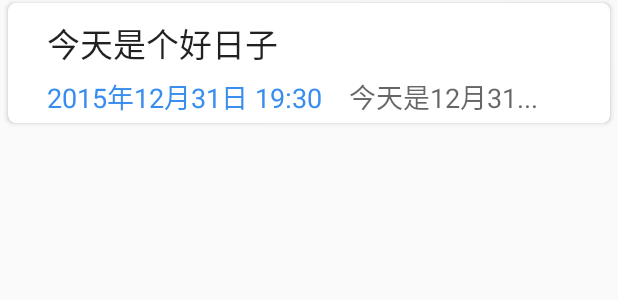
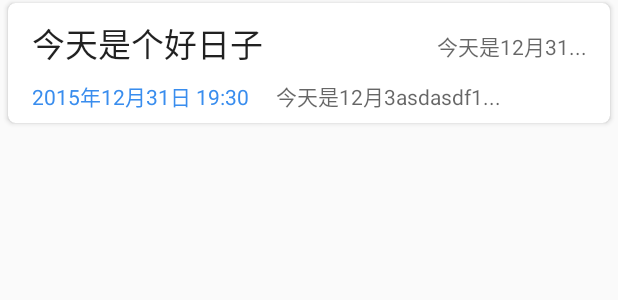
Before and after one commit to junerver/CloudNote, an Android app: the layout item_note.xml on its own in the app's theme, with its tools: preview values and no code run, on a phone screen of 412 x 824 dp. Shown: the top 300 px of the screen. Run offline under Robolectric (Android 15) with nearby library versions, the phone set to English and light mode, and no system bars.

```diff
--- a/app/src/main/java/com/junerver/cloudnote/adapter/NoteViewBinder.kt
+++ b/app/src/main/java/com/junerver/cloudnote/adapter/NoteViewBinder.kt
@@ -37,6 +37,7 @@ class NoteViewBinder : ItemViewBinder<NoteEntity,NoteViewBinder.ViewHolder>() {
         val tvTitle: TextView = itemView.findViewById(R.id.tvTitle)
         val tvDate: TextView = itemView.findViewById(R.id.tvDate)
         val tvSummary: TextView = itemView.findViewById(R.id.tvSummary)
+        val tvCreateTime: TextView = itemView.findViewById(R.id.tvCreateTime)
     }
 
     override fun onBindViewHolder(holder: ViewHolder, item: NoteEntity) {
@@ -46,7 +47,7 @@ class NoteViewBinder : ItemViewBinder<NoteEntity,NoteViewBinder.ViewHolder>() {
             XLog.d("点击事件：\n${item}")
             it.context.startActivity(showIntent)
         }
-        holder.cardview.setOnLongClickListener { it->
+        holder.cardview.setOnLongClickListener {
             if (longClickListener != null) {
                 longClickListener?.let { it1 -> it1(item) }
             }
@@ -55,6 +56,7 @@ class NoteViewBinder : ItemViewBinder<NoteEntity,NoteViewBinder.ViewHolder>() {
         holder.tvTitle.text = item.title
         holder.tvDate.text = (item.updatedTime*1000).formatToTimeString()
         holder.tvSummary.text = item.summary
+        holder.tvCreateTime.text = (item.createdTime*1000).formatToTimeString()
     }
 
     override fun onCreateViewHolder(inflater: LayoutInflater, parent: ViewGroup): ViewHolder {
--- a/app/src/main/java/com/junerver/cloudnote/db/NoteUtils.kt
+++ b/app/src/main/java/com/junerver/cloudnote/db/NoteUtils.kt
@@ -35,4 +35,10 @@ object NoteUtils {
     fun queryNoteById(id: String): NoteEntity? {
         return LitePal.where("objId = '$id'").findFirst()
     }
+
+    fun delNoteById(id: String) {
+        LitePal.where("objId = '$id'").find<NoteEntity>().forEach {
+            it.delete()
+        }
+    }
 }
--- a/app/src/main/res/layout/item_note.xml
+++ b/app/src/main/res/layout/item_note.xml
@@ -28,11 +28,27 @@
             android:layout_alignParentStart="true"
             android:layout_alignParentLeft="true"
             android:layout_alignParentTop="true"
-            android:layout_marginStart="26dp"
-            android:layout_marginLeft="26dp"
+            android:layout_marginStart="16dp"
+            android:layout_marginLeft="16dp"
             android:layout_marginTop="10dp"
             android:text="今天是个好日子"
             android:textAppearance="?android:attr/textAppearanceLarge" />
+
+        <TextView
+            android:id="@+id/tvCreateTime"
+            android:layout_width="152dp"
+            android:layout_height="wrap_content"
+            android:layout_alignTop="@+id/tvDate"
+            android:layout_marginStart="73dp"
+            android:layout_marginLeft="73dp"
+            android:layout_marginTop="-33dp"
+            android:layout_marginEnd="10dp"
+            android:layout_toEndOf="@+id/tvDate"
+            android:layout_toRightOf="@+id/tvDate"
+            android:gravity="right"
+            android:text="今天是12月31..."
+            android:textAppearance="?android:attr/textAppearanceMedium"
+            android:textSize="14sp" />
 
         <TextView
             android:id="@+id/tvDate"
@@ -41,22 +57,28 @@
             android:layout_below="@+id/tvTitle"
             android:layout_alignStart="@+id/tvTitle"
             android:layout_alignLeft="@+id/tvTitle"
-            android:layout_marginTop="5dp"
+            android:layout_marginTop="8dp"
             android:text="2015年12月31日 19:30"
             android:textAppearance="?android:attr/textAppearanceMedium"
-            android:textColor="@color/greyblue" />
+            android:textColor="@color/greyblue"
+            android:textSize="14sp" />
 
         <TextView
             android:id="@+id/tvSummary"
-            android:layout_width="wrap_content"
+            android:layout_width="match_parent"
             android:layout_height="wrap_content"
             android:layout_alignTop="@+id/tvDate"
             android:layout_marginStart="18dp"
             android:layout_marginLeft="18dp"
+            android:layout_marginEnd="10dp"
             android:layout_toEndOf="@+id/tvDate"
             android:layout_toRightOf="@+id/tvDate"
-            android:text="今天是12月31..."
-            android:textAppearance="?android:attr/textAppearanceMedium" />
+            android:maxEms="5"
+            android:maxLines="1"
+            android:ellipsize="end"
+            android:text="今天是12月3asdasdf1..."
+            android:textAppearance="?android:attr/textAppearanceMedium"
+            android:textSize="14sp" />
     </RelativeLayout>
 
 </androidx.cardview.widget.CardView>
```
Also changed, not shown: app/src/main/java/com/junerver/cloudnote/ui/activity/EditNoteActivity.kt (+11 -7 lines), app/src/main/java/com/junerver/cloudnote/ui/activity/NoteDetailActivity.kt (+13 -12 lines), app/src/main/java/com/junerver/cloudnote/ui/fragment/NoteFragment.kt (+18 -3 lines), app/src/main/java/com/junerver/cloudnote/utils/Extensions.kt (+4 -4 lines).
